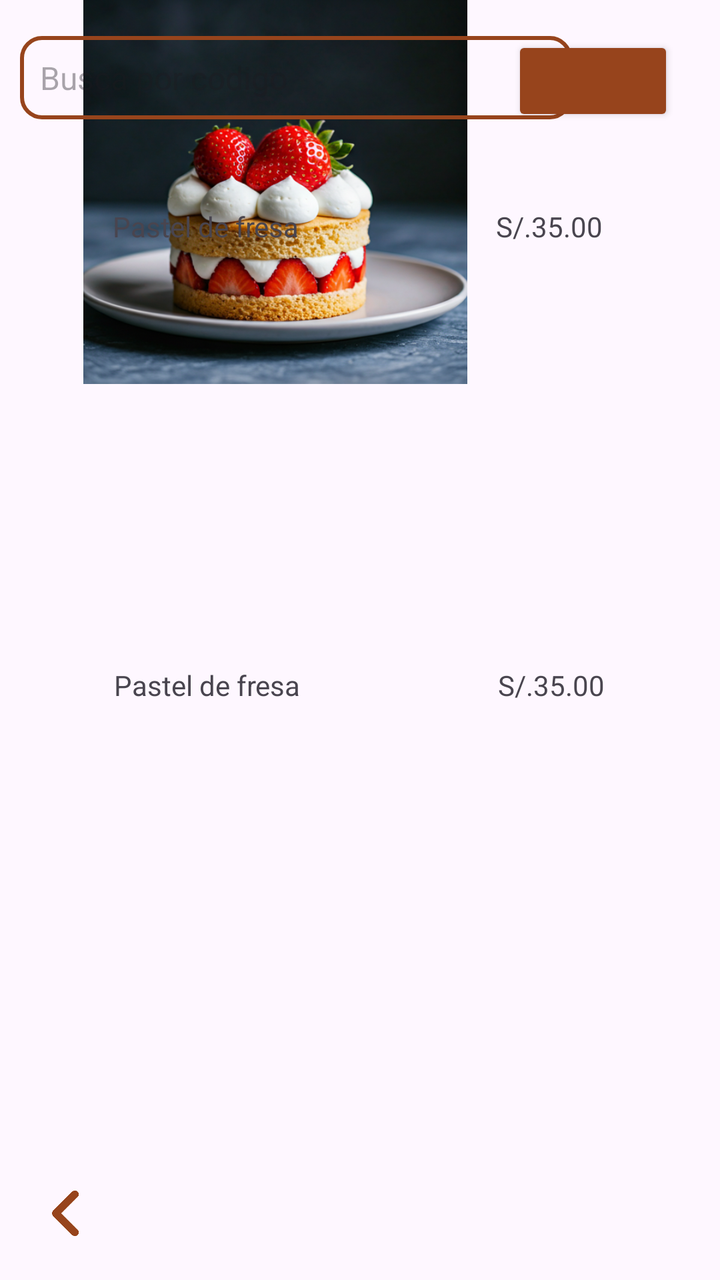
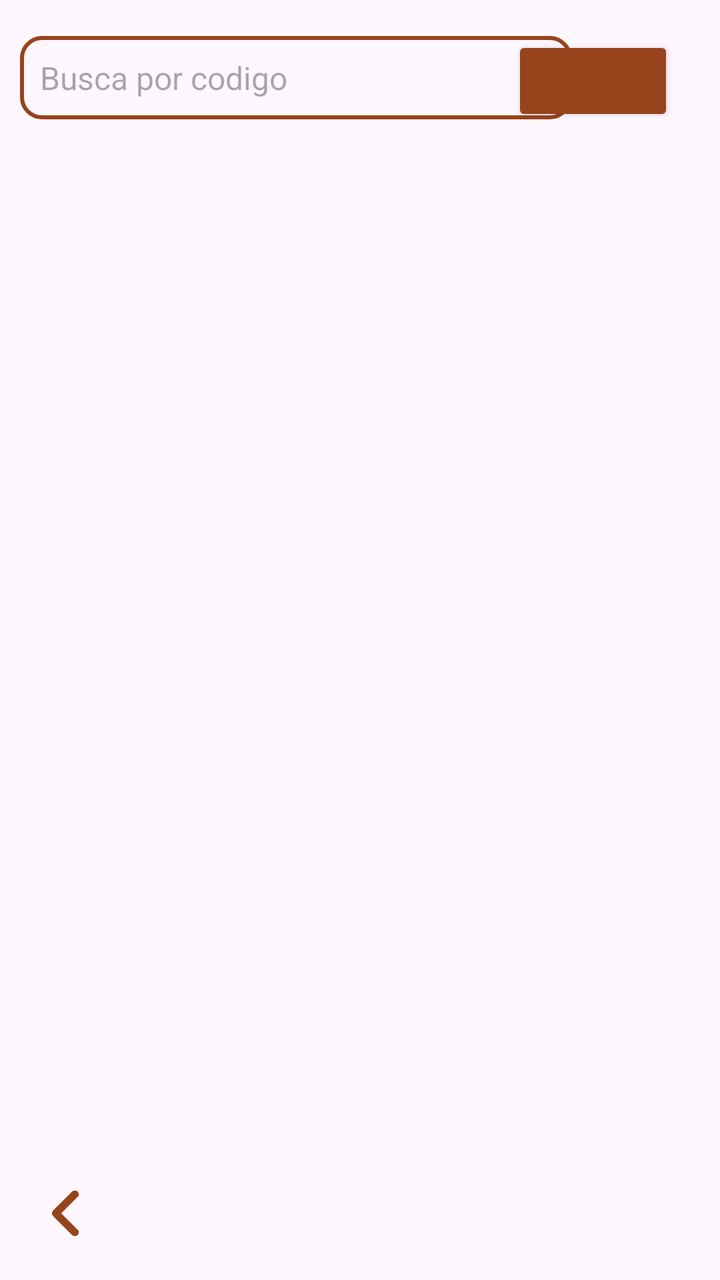

Two renders of the same Android screen: before a commit and after it. Below are the layout's source before the change and the commit's diff.
<!-- AndroidManifest.xml: application theme Theme.ProjectoFinal -->
<!-- res/layout/panel_main.xml -->
<?xml version="1.0" encoding="utf-8"?>
<androidx.constraintlayout.widget.ConstraintLayout xmlns:android="http://schemas.android.com/apk/res/android"
    xmlns:app="http://schemas.android.com/apk/res-auto"
    xmlns:tools="http://schemas.android.com/tools"
    android:id="@+id/main"
    android:layout_width="match_parent"
    android:layout_height="match_parent"
    android:backgroundTint="#00FFFFFF">

    <ImageView
        android:id="@+id/imageView7"
        android:layout_width="275dp"
        android:layout_height="192dp"
        app:srcCompat="@drawable/ftlogin"
        tools:layout_editor_absoluteX="68dp"
        tools:layout_editor_absoluteY="411dp" />

    <TextView
        android:id="@+id/textView17"
        android:layout_width="wrap_content"
        android:layout_height="wrap_content"
        android:text="S/.35.00"
        app:layout_constraintBottom_toBottomOf="parent"
        app:layout_constraintEnd_toEndOf="parent"
        app:layout_constraintHorizontal_bias="0.809"
        app:layout_constraintStart_toStartOf="parent"
        app:layout_constraintTop_toTopOf="parent"
        app:layout_constraintVertical_bias="0.167" />

    <TextView
        android:id="@+id/textView19"
        android:layout_width="wrap_content"
        android:layout_height="wrap_content"
        android:text="S/.35.00"
        app:layout_constraintBottom_toBottomOf="parent"
        app:layout_constraintEnd_toEndOf="parent"
        app:layout_constraintHorizontal_bias="0.812"
        app:layout_constraintStart_toStartOf="parent"
        app:layout_constraintTop_toTopOf="parent"
        app:layout_constraintVertical_bias="0.536" />

    <ImageView
        android:id="@+id/imageView5"
        android:layout_width="275dp"
        android:layout_height="192dp"
        app:srcCompat="@drawable/ftlogin"
        tools:layout_editor_absoluteX="67dp"
        tools:layout_editor_absoluteY="146dp" />

    <TextView
        android:id="@+id/textView18"
        android:layout_width="wrap_content"
        android:layout_height="wrap_content"
        android:text="Pastel de fresa"
        app:layout_constraintBottom_toBottomOf="parent"
        app:layout_constraintEnd_toEndOf="parent"
        app:layout_constraintHorizontal_bias="0.211"
        app:layout_constraintStart_toStartOf="parent"
        app:layout_constraintTop_toTopOf="parent"
        app:layout_constraintVertical_bias="0.167" />

    <TextView
        android:id="@+id/textView20"
        android:layout_width="wrap_content"
        android:layout_height="wrap_content"
        android:text="Pastel de fresa"
        app:layout_constraintBottom_toBottomOf="parent"
        app:layout_constraintEnd_toEndOf="parent"
        app:layout_constraintHorizontal_bias="0.214"
        app:layout_constraintStart_toStartOf="parent"
        app:layout_constraintTop_toTopOf="parent"
        app:layout_constraintVertical_bias="0.536" />

    <Button
        android:id="@+id/btnSearchPanel"
        android:layout_width="81dp"
        android:layout_height="45dp"
        android:backgroundTint="#97441C"
        android:textColor="#97441C"
        android:textStyle="bold"
        app:icon="@drawable/search"
        app:iconGravity="textStart"
        app:iconTint="#FFFFFF"
        app:layout_constraintBottom_toBottomOf="parent"
        app:layout_constraintEnd_toEndOf="parent"
        app:layout_constraintHorizontal_bias="0.918"
        app:layout_constraintStart_toStartOf="parent"
        app:layout_constraintTop_toTopOf="parent"
        app:layout_constraintVertical_bias="0.03" />

    <ImageButton
        android:id="@+id/btnReturnHomePanel"
        android:layout_width="40dp"
        android:layout_height="38dp"
        android:background="@android:color/transparent"
        android:scaleType="fitCenter"
        app:layout_constraintBottom_toBottomOf="parent"
        app:layout_constraintEnd_toEndOf="parent"
        app:layout_constraintHorizontal_bias="0.043"
        app:layout_constraintStart_toStartOf="parent"
        app:layout_constraintTop_toTopOf="parent"
        app:layout_constraintVertical_bias="0.976"
        app:srcCompat="@drawable/arrow_left" />

    <EditText
        android:id="@+id/editTextText"
        android:layout_width="276dp"
        android:layout_height="wrap_content"
        android:background="@drawable/rounded_corners_textview"
        android:ems="10"
        android:hint="Busca por codigo"
        android:inputType="text"
        android:textSize="16sp"
        app:layout_constraintBottom_toBottomOf="parent"
        app:layout_constraintEnd_toEndOf="parent"
        app:layout_constraintHorizontal_bias="0.118"
        app:layout_constraintStart_toStartOf="parent"
        app:layout_constraintTop_toTopOf="parent"
        app:layout_constraintVertical_bias="0.03" />

</androidx.constraintlayout.widget.ConstraintLayout>
<!-- resources referenced by this layout -->
<resources>
  <!-- drawable arrow_left: png bitmap (drawable, 17208 bytes) -->
  <!-- drawable ftlogin: png bitmap (drawable, 369940 bytes) -->
  <!-- drawable rounded_corners_textview (drawable) -->
  <?xml version="1.0" encoding="utf-8"?>
  <shape xmlns:android="http://schemas.android.com/apk/res/android"
      android:shape="rectangle">
      <corners android:radius="10dp"/>
      <stroke android:width="2dp" android:color="#97441C"/>
      <padding android:left="10dp" android:top="10dp" android:right="10dp" android:bottom="10dp"/>
  </shape>
  <!-- drawable search (drawable) -->
  <vector xmlns:android="http://schemas.android.com/apk/res/android" android:autoMirrored="true" android:height="32dp" android:viewportHeight="640" android:viewportWidth="640" android:width="32dp">
        
      <path android:fillColor="#97441c" android:pathData="M480,272C480,317.9 465.1,360.3 440,394.7L566.6,521.4C579.1,533.9 579.1,554.2 566.6,566.7C554.1,579.2 533.8,579.2 521.3,566.7L394.7,440C360.3,465.1 317.9,480 272,480C157.1,480 64,386.9 64,272C64,157.1 157.1,64 272,64C386.9,64 480,157.1 480,272zM272,416C351.5,416 416,351.5 416,272C416,192.5 351.5,128 272,128C192.5,128 128,192.5 128,272C128,351.5 192.5,416 272,416z"/>
      
  </vector>
  <style name="Theme.ProjectoFinal" parent="Base.Theme.ProjectoFinal" />
  <style name="Base.Theme.ProjectoFinal" parent="Theme.Material3.DayNight.NoActionBar">
          
          
      </style>
</resources>

<!-- the commit's change to res/layout/panel_main.xml (unified diff, before → after) -->
@@ -6,70 +6,6 @@
     android:layout_width="match_parent"
     android:layout_height="match_parent"
     android:backgroundTint="#00FFFFFF">
-
-    <ImageView
-        android:id="@+id/imageView7"
-        android:layout_width="275dp"
-        android:layout_height="192dp"
-        app:srcCompat="@drawable/ftlogin"
-        tools:layout_editor_absoluteX="68dp"
-        tools:layout_editor_absoluteY="411dp" />
-
-    <TextView
-        android:id="@+id/textView17"
-        android:layout_width="wrap_content"
-        android:layout_height="wrap_content"
-        android:text="S/.35.00"
-        app:layout_constraintBottom_toBottomOf="parent"
-        app:layout_constraintEnd_toEndOf="parent"
-        app:layout_constraintHorizontal_bias="0.809"
-        app:layout_constraintStart_toStartOf="parent"
-        app:layout_constraintTop_toTopOf="parent"
-        app:layout_constraintVertical_bias="0.167" />
-
-    <TextView
-        android:id="@+id/textView19"
-        android:layout_width="wrap_content"
-        android:layout_height="wrap_content"
-        android:text="S/.35.00"
-        app:layout_constraintBottom_toBottomOf="parent"
-        app:layout_constraintEnd_toEndOf="parent"
-        app:layout_constraintHorizontal_bias="0.812"
-        app:layout_constraintStart_toStartOf="parent"
-        app:layout_constraintTop_toTopOf="parent"
-        app:layout_constraintVertical_bias="0.536" />
-
-    <ImageView
-        android:id="@+id/imageView5"
-        android:layout_width="275dp"
-        android:layout_height="192dp"
-        app:srcCompat="@drawable/ftlogin"
-        tools:layout_editor_absoluteX="67dp"
-        tools:layout_editor_absoluteY="146dp" />
-
-    <TextView
-        android:id="@+id/textView18"
-        android:layout_width="wrap_content"
-        android:layout_height="wrap_content"
-        android:text="Pastel de fresa"
-        app:layout_constraintBottom_toBottomOf="parent"
-        app:layout_constraintEnd_toEndOf="parent"
-        app:layout_constraintHorizontal_bias="0.211"
-        app:layout_constraintStart_toStartOf="parent"
-        app:layout_constraintTop_toTopOf="parent"
-        app:layout_constraintVertical_bias="0.167" />
-
-    <TextView
-        android:id="@+id/textView20"
-        android:layout_width="wrap_content"
-        android:layout_height="wrap_content"
-        android:text="Pastel de fresa"
-        app:layout_constraintBottom_toBottomOf="parent"
-        app:layout_constraintEnd_toEndOf="parent"
-        app:layout_constraintHorizontal_bias="0.214"
-        app:layout_constraintStart_toStartOf="parent"
-        app:layout_constraintTop_toTopOf="parent"
-        app:layout_constraintVertical_bias="0.536" />
 
     <Button
         android:id="@+id/btnSearchPanel"
<!-- resource entries referenced after the edit -->
@@ -1,7 +1,6 @@
 <!-- resources referenced by this layout -->
 <resources>
   <!-- drawable arrow_left: png bitmap (drawable, 17208 bytes) -->
-  <!-- drawable ftlogin: png bitmap (drawable, 369940 bytes) -->
   <!-- drawable rounded_corners_textview (drawable) -->
   <?xml version="1.0" encoding="utf-8"?>
   <shape xmlns:android="http://schemas.android.com/apk/res/android"
